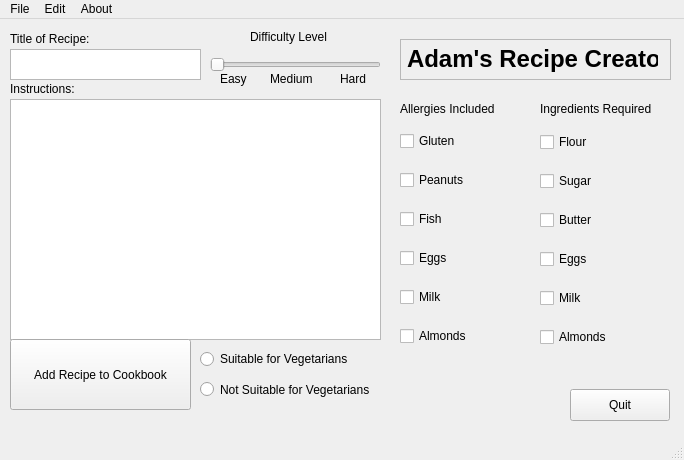
AdamTCollins/CS4076_PROJECT, file mainwindow.ui: the form before one commit.
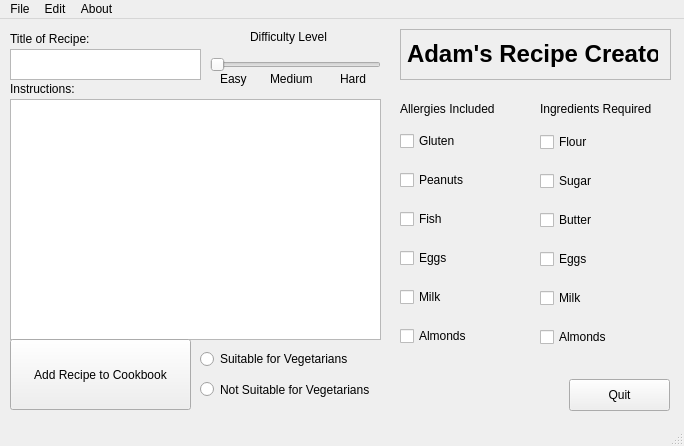
The form after the commit.

The edit to the form file:
```diff
--- a/mainwindow.ui
+++ b/mainwindow.ui
@@ -7,7 +7,7 @@
     <x>0</x>
     <y>0</y>
     <width>684</width>
-    <height>460</height>
+    <height>446</height>
    </rect>
   </property>
   <property name="windowTitle">
@@ -283,9 +283,9 @@
     <property name="geometry">
      <rect>
       <x>400</x>
-      <y>20</y>
+      <y>10</y>
       <width>271</width>
-      <height>41</height>
+      <height>51</height>
      </rect>
     </property>
     <property name="frameShape">
@@ -300,7 +300,7 @@
        <x>7</x>
        <y>5</y>
        <width>251</width>
-       <height>31</height>
+       <height>41</height>
       </rect>
      </property>
      <property name="text">
@@ -362,9 +362,9 @@
    <widget class="QPushButton" name="pushButton_2">
     <property name="geometry">
      <rect>
-      <x>570</x>
-      <y>370</y>
-      <width>100</width>
+      <x>569</x>
+      <y>360</y>
+      <width>101</width>
       <height>32</height>
      </rect>
     </property>
```
Left out of the diff: 17 changed lines with no effect on the pictures.
